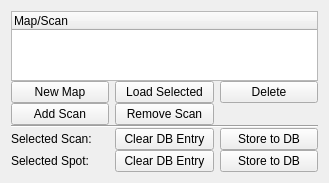
This is lib/analysis/modules/Photostim/MapCtrlTemplate.ui in acq4/acq4 as Qt 5 draws it before an edit. The edited form follows.
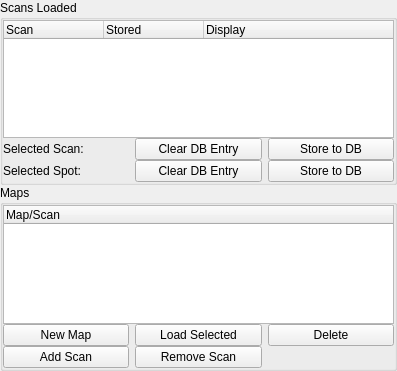
This is the edited form. Custom widgets are drawn as their Qt base class.

```diff
--- a/lib/analysis/modules/Photostim/MapCtrlTemplate.ui
+++ b/lib/analysis/modules/Photostim/MapCtrlTemplate.ui
@@ -6,15 +6,109 @@
    <rect>
     <x>0</x>
     <y>0</y>
-    <width>329</width>
-    <height>174</height>
+    <width>397</width>
+    <height>371</height>
    </rect>
   </property>
   <property name="windowTitle">
    <string>Form</string>
   </property>
   <layout class="QGridLayout" name="gridLayout">
+   <property name="margin">
+    <number>0</number>
+   </property>
+   <property name="spacing">
+    <number>0</number>
+   </property>
+   <item row="2" column="0" colspan="3">
+    <widget class="QGroupBox" name="groupBox">
+     <property name="title">
+      <string>Scans Loaded</string>
+     </property>
+     <layout class="QGridLayout" name="gridLayout_2">
    <property name="verticalSpacing">
+       <number>0</number>
+      </property>
+      <property name="margin">
+       <number>0</number>
+      </property>
+      <item row="0" column="0" colspan="3">
+       <widget class="TreeWidget" name="scanTree">
+        <property name="headerHidden">
+         <bool>false</bool>
+        </property>
+        <column>
+         <property name="text">
+          <string>Scan</string>
+         </property>
+        </column>
+        <column>
+         <property name="text">
+          <string>Stored</string>
+         </property>
+        </column>
+        <column>
+         <property name="text">
+          <string>Display</string>
+         </property>
+        </column>
+       </widget>
+      </item>
+      <item row="1" column="0">
+       <widget class="QLabel" name="label_2">
+        <property name="text">
+         <string>Selected Scan:</string>
+        </property>
+       </widget>
+      </item>
+      <item row="1" column="1">
+       <widget class="FeedbackButton" name="clearDBScanBtn">
+        <property name="text">
+         <string>Clear DB Entry</string>
+        </property>
+       </widget>
+      </item>
+      <item row="1" column="2">
+       <widget class="FeedbackButton" name="storeDBScanBtn">
+        <property name="text">
+         <string>Store to DB</string>
+        </property>
+       </widget>
+      </item>
+      <item row="2" column="0">
+       <widget class="QLabel" name="label">
+        <property name="text">
+         <string>Selected Spot:</string>
+        </property>
+       </widget>
+      </item>
+      <item row="2" column="1">
+       <widget class="FeedbackButton" name="clearDBSpotBtn">
+        <property name="text">
+         <string>Clear DB Entry</string>
+        </property>
+       </widget>
+      </item>
+      <item row="2" column="2">
+       <widget class="FeedbackButton" name="storeDBSpotBtn">
+        <property name="text">
+         <string>Store to DB</string>
+        </property>
+       </widget>
+      </item>
+     </layout>
+    </widget>
+   </item>
+   <item row="3" column="0" colspan="3">
+    <widget class="QGroupBox" name="groupBox_2">
+     <property name="title">
+      <string>Maps</string>
+     </property>
+     <layout class="QGridLayout" name="gridLayout_3">
+      <property name="verticalSpacing">
+       <number>0</number>
+      </property>
+      <property name="margin">
     <number>0</number>
    </property>
    <item row="0" column="0" colspan="3">
@@ -61,53 +155,7 @@
      </property>
     </widget>
    </item>
-   <item row="5" column="1">
-    <widget class="FeedbackButton" name="clearDBSpotBtn">
-     <property name="text">
-      <string>Clear DB Entry</string>
-     </property>
-    </widget>
-   </item>
-   <item row="5" column="0">
-    <widget class="QLabel" name="label">
-     <property name="text">
-      <string>Selected Spot:</string>
-     </property>
-    </widget>
-   </item>
-   <item row="4" column="0">
-    <widget class="QLabel" name="label_2">
-     <property name="text">
-      <string>Selected Scan:</string>
-     </property>
-    </widget>
-   </item>
-   <item row="4" column="1">
-    <widget class="FeedbackButton" name="clearDBScanBtn">
-     <property name="text">
-      <string>Clear DB Entry</string>
-     </property>
-    </widget>
-   </item>
-   <item row="4" column="2">
-    <widget class="FeedbackButton" name="storeDBScanBtn">
-     <property name="text">
-      <string>Store to DB</string>
-     </property>
-    </widget>
-   </item>
-   <item row="5" column="2">
-    <widget class="FeedbackButton" name="storeDBSpotBtn">
-     <property name="text">
-      <string>Store to DB</string>
-     </property>
-    </widget>
-   </item>
-   <item row="3" column="0" colspan="3">
-    <widget class="Line" name="line">
-     <property name="orientation">
-      <enum>Qt::Horizontal</enum>
-     </property>
+     </layout>
     </widget>
    </item>
   </layout>
@@ -118,6 +166,11 @@
    <extends>QPushButton</extends>
    <header>FeedbackButton</header>
   </customwidget>
+  <customwidget>
+   <class>TreeWidget</class>
+   <extends>QTreeWidget</extends>
+   <header>TreeWidget</header>
+  </customwidget>
  </customwidgets>
  <resources/>
  <connections/>
```
Lines whose indentation alone changed are shown as unchanged.
